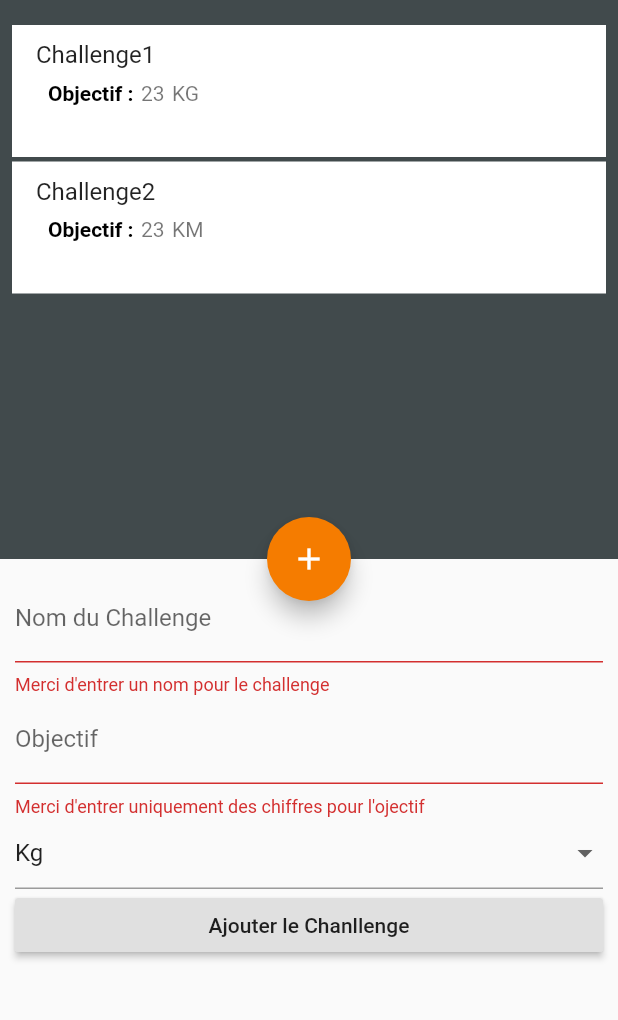
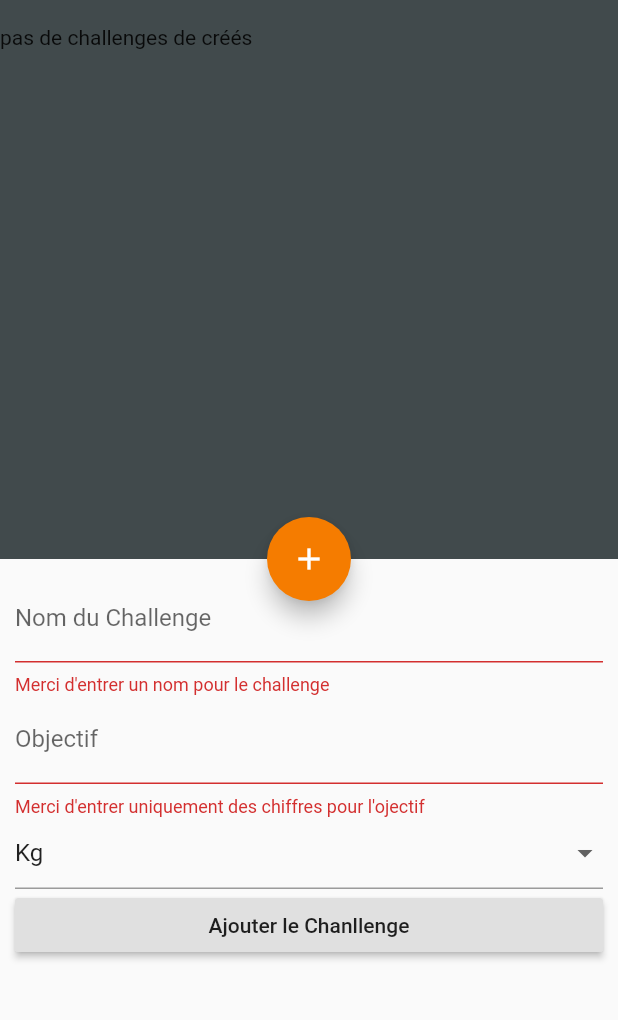
Before and after one commit to Bongouade/I-Can-Do-It, a Flutter app: the screen it shows after launch, after a tap on the "add" icon, after a tap on "Ajouter le Chanllenge", on a phone screen of 412 x 824 dp, the part 59-1079 px from its top. Run offline on Flutter 3.47's test engine with Material 2 defaults, Android fonts, the phone set to English and light mode, and no system bars; our stand-ins replace shared_preferences.

Commit message:
make the screen dynamic

```diff
--- a/lib/controllers/challenges_controller.dart
+++ b/lib/controllers/challenges_controller.dart
@@ -5,10 +5,36 @@ import 'package:shared_preferences/shared_preferences.dart';
 
 import '../models/challenge_model.dart';
 
+const String KeyAcess = "ChallengesList";
+
 class ChallengesController {
   List<ChallengeModel> _challengesList = [];
+  SharedPreferences _localData;
 
   List<ChallengeModel> getChallenges() {
+    return _challengesList;
+  }
+
+  Future<List<ChallengeModel>> initChallengesList() async {
+    _localData = await SharedPreferences.getInstance();
+    final List<String> _tempList = _localData.getStringList(KeyAcess);
+
+    if (_tempList.isNotEmpty) {
+      // final List<dynamic> _jsonDecodeList = _tempList
+      // ou celui du bas, il y a une erreur qui va arrêter l'application
+      // alors tu remets l'ecriture du haut ou tu cast le tout
+      // puisqu'on connait la sortie
+      final List<Map<String, dynamic>> _jsonDecodeList = _tempList
+          .map((challengeEncoded) => jsonDecode(challengeEncoded))
+          .toList()
+          .cast<Map<String, dynamic>>();
+
+      _challengesList = _jsonDecodeList
+          .map((challenge) => ChallengeModel.fromJSON(challenge))
+          .toList();
+
+      print(_challengesList);
+    }
     return _challengesList;
   }
 
@@ -26,22 +52,21 @@ class ChallengesController {
     //sauvegarde de nos données
     final bool resultat = await _save();
     if (resultat) {
-      print("ça marche $resultat");
+      // print("ça marche $resultat");
     } else {
-      print("ça bug $resultat");
+      // print("ça bug $resultat");
     }
 
     return getChallenges();
   }
 
   Future<bool> _save() async {
-    SharedPreferences localData = await SharedPreferences.getInstance();
     if (_challengesList.isNotEmpty) {
       List<String> _jsonList = _challengesList
           .map((challenge) => jsonEncode(challenge.toJSON()))
           .toList();
       print(_jsonList);
-      return localData.setStringList("ChallengesList", _jsonList);
+      return _localData.setStringList(KeyAcess, _jsonList);
     }
     return false;
   }
--- a/lib/models/challenge_model.dart
+++ b/lib/models/challenge_model.dart
@@ -19,7 +19,9 @@ class ChallengeModel {
   ChallengeModel.fromJSON(Map<String, dynamic> json)
       : name = json['name'],
         target = json['target'],
-        unity = json['unity'];
+        unity = json['unity'] == "unity_challenge.kg"
+            ? unity_challenge.kg
+            : unity_challenge.km;
 
   Map<String, dynamic> toJSON() {
     return {
--- a/lib/screens/components/build_challenges_list.dart
+++ b/lib/screens/components/build_challenges_list.dart
@@ -1,20 +1,35 @@
 import 'package:flutter/material.dart';
+import 'package:i_can_do_it/controllers/challenges_controller.dart';
+
 import '../../models/challenge_model.dart';
+import '../../controllers/challenges_controller.dart';
 
 class ChallengesListBuilder extends StatefulWidget {
+  final Future<List<ChallengeModel>> challengeData;
+  final ChallengesController controller;
+
+  ChallengesListBuilder({
+    @required this.challengeData,
+    @required this.controller,
+  });
   @override
   _ChallengesListBuilderState createState() => _ChallengesListBuilderState();
 }
 
 class _ChallengesListBuilderState extends State<ChallengesListBuilder> {
-  List<ChallengeModel> _challengesList = [
-    ChallengeModel(name: "Challenge1", target: 23, unity: unity_challenge.kg),
-    ChallengeModel(name: "Challenge2", target: 23, unity: unity_challenge.km),
-  ];
   String unityPattern = "unity_challenge.";
 
   @override
   Widget build(BuildContext context) {
+    Future<List<ChallengeModel>> _challengesList = widget.challengeData;
+    return FutureBuilder(
+        future: _challengesList,
+        builder: (context, AsyncSnapshot<List<ChallengeModel>> data) {
+          List<ChallengeModel> _challengesList = data.data;
+
+          if (!data.hasData) {
+            return Text("pas de challenges de créés");
+          }
           return ListView.builder(
             itemCount: _challengesList.length,
             itemBuilder: (context, index) {
@@ -111,5 +126,6 @@ class _ChallengesListBuilderState extends State<ChallengesListBuilder> {
               );
             },
           );
+        });
   }
 }
--- a/lib/screens/home_screen.dart
+++ b/lib/screens/home_screen.dart
@@ -12,10 +12,17 @@ class Home extends StatefulWidget {
 class _HomeState extends State<Home> {
   final GlobalKey<ScaffoldState> scaffoldKey = GlobalKey<ScaffoldState>();
   final GlobalKey<FormState> formKey = GlobalKey<FormState>();
-  ChallengesController _controller = ChallengesController();
+  final ChallengesController _controller = ChallengesController();
+  Future<List> challengeData;
   String unityChallenge = "KG";
   String nameChallenge;
   String targetChallenge;
+
+  @override
+  void initState() {
+    challengeData = _controller.initChallengesList();
+    super.initState();
+  }
 
   @override
   Widget build(BuildContext context) {
@@ -27,7 +34,10 @@ class _HomeState extends State<Home> {
         backgroundColor: Colors.transparent,
         elevation: 0.0,
       ),
-      body: ChallengesListBuilder(),
+      body: ChallengesListBuilder(
+        challengeData: challengeData,
+        controller: _controller,
+      ),
       backgroundColor: Color(0xff414a4c),
       floatingActionButtonLocation: FloatingActionButtonLocation.centerFloat,
       floatingActionButton: FloatingActionButton(
@@ -115,10 +125,10 @@ class _HomeState extends State<Home> {
                     if (formKey.currentState.validate()) {
                       formKey.currentState.save();
                       _controller.addChallenge(
-                        name: nameChallenge,
-                        target: targetChallenge,
-                        unity: unityChallenge,
-                      );
+                          name: nameChallenge,
+                          target: targetChallenge,
+                          unity: unityChallenge);
+                      Navigator.pop(context);
                     }
                   },
                   child: Text("Ajouter le Chanllenge"),
```
Lines whose indentation alone changed are shown as unchanged.
